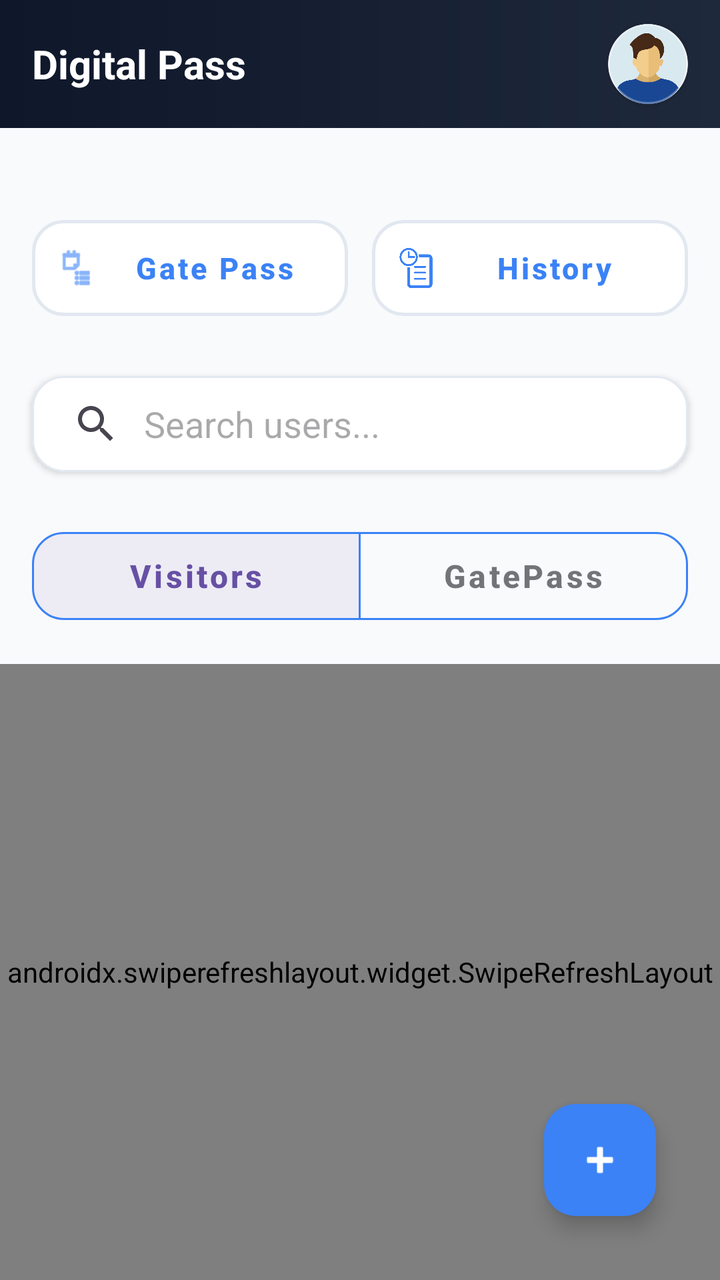
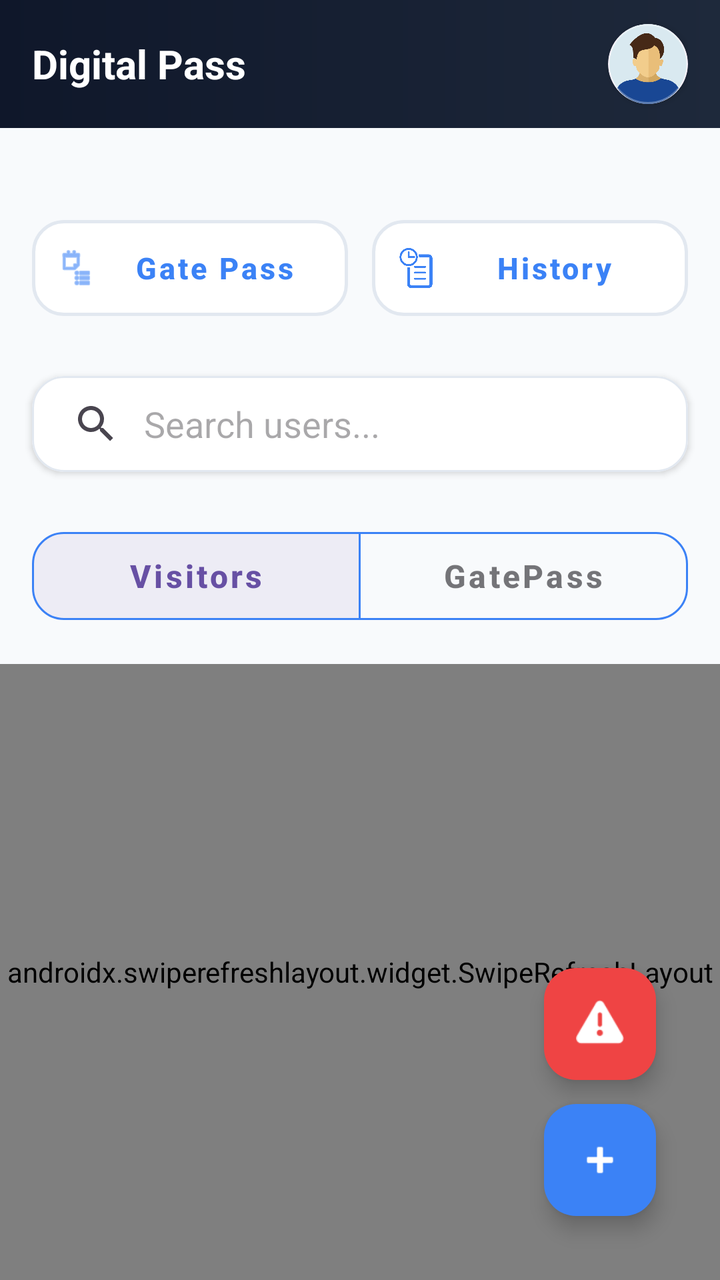

Before-and-after screenshots of an Android layout around one commit, followed by the original layout XML and the change that was made.
<!-- AndroidManifest.xml: application theme Theme.DigitalPass -->
<!-- res/layout/activity_security_guard.xml -->
<?xml version="1.0" encoding="utf-8"?>
<androidx.drawerlayout.widget.DrawerLayout xmlns:android="http://schemas.android.com/apk/res/android"
    xmlns:app="http://schemas.android.com/apk/res-auto"
    xmlns:tools="http://schemas.android.com/tools"
    android:id="@+id/drawerLayout"
    android:layout_width="match_parent"
    android:layout_height="match_parent"
    tools:context=".SecurityGuard">

    <androidx.coordinatorlayout.widget.CoordinatorLayout
        android:id="@+id/main"
        android:layout_width="match_parent"
        android:layout_height="match_parent"
        android:background="#F8FAFC">

        <com.google.android.material.appbar.AppBarLayout
            android:id="@+id/appBarLayout"
            android:layout_width="match_parent"
            android:layout_height="wrap_content"
            android:background="#00000000">

            <com.google.android.material.appbar.MaterialToolbar
                android:id="@+id/toolbar"
                android:layout_width="match_parent"
                android:layout_height="?attr/actionBarSize"
                android:background="@drawable/appbar_gradient_bg"
                android:theme="@style/ThemeOverlay.AppCompat.Dark.ActionBar"
                app:contentInsetStart="16dp"
                app:contentInsetEnd="16dp">

                <RelativeLayout
                    android:layout_width="match_parent"
                    android:layout_height="match_parent">

                    <TextView
                        android:id="@+id/toolbarTitle"
                        android:layout_width="wrap_content"
                        android:layout_height="wrap_content"
                        android:layout_alignParentStart="true"
                        android:layout_centerVertical="true"
                        android:text="Digital Pass"
                        android:textColor="#FFFFFF"
                        android:textSize="20sp"
                        android:textStyle="bold" />

                    <com.google.android.material.card.MaterialCardView
                        android:id="@+id/profileCard"
                        android:layout_width="40dp"
                        android:layout_height="40dp"
                        android:layout_alignParentEnd="true"
                        android:layout_centerVertical="true"
                        app:cardCornerRadius="20dp"
                        app:cardElevation="2dp"
                        app:strokeColor="#4DFFFFFF"
                        app:strokeWidth="1dp">

                        <ImageView
                            android:id="@+id/ProfileImage"
                            android:layout_width="match_parent"
                            android:layout_height="match_parent"
                            android:clickable="true"
                            android:focusable="true"
                            android:foreground="?attr/selectableItemBackground"
                            android:scaleType="centerCrop"
                            android:src="@drawable/user_icon" />
                    </com.google.android.material.card.MaterialCardView>

                </RelativeLayout>

            </com.google.android.material.appbar.MaterialToolbar>

            <LinearLayout
                android:layout_width="match_parent"
                android:layout_height="wrap_content"
                android:orientation="vertical"
                android:paddingBottom="16dp">

                <include
                    android:id="@+id/updateBanner"
                    layout="@layout/updateappview"
                    android:visibility="gone" />

                <LinearLayout
                    android:id="@+id/linearLayout"
                    android:layout_width="match_parent"
                    android:layout_height="wrap_content"
                    android:layout_marginTop="24dp"
                    android:gravity="center"
                    android:orientation="horizontal"
                    android:padding="16dp">

                    <com.google.android.material.button.MaterialButton
                        android:id="@+id/applyGatePassButton"
                        style="@style/Widget.MaterialComponents.Button.TextButton"
                        android:layout_width="0dp"
                        android:layout_height="60dp"
                        android:layout_weight="1"
                        android:backgroundTint="#FFFFFF"
                        android:padding="12dp"
                        android:text="Gate Pass"
                        android:textAllCaps="false"
                        android:textColor="#3B82F6"
                        android:textSize="15sp"
                        android:textStyle="bold"
                        app:cornerRadius="16dp"
                        app:elevation="3dp"
                        app:strokeWidth="1.5dp"
                        app:strokeColor="#E2E8F0"
                        app:rippleColor="#F1F5F9"
                        app:icon="@android:drawable/ic_menu_agenda"
                        app:iconSize="20dp"
                        app:iconTint="#3B82F6" />

                    <com.google.android.material.button.MaterialButton
                        android:id="@+id/historyButton"
                        style="@style/Widget.MaterialComponents.Button.TextButton"
                        android:layout_width="0dp"
                        android:layout_height="60dp"
                        android:layout_weight="1"
                        android:layout_marginStart="12dp"
                        android:backgroundTint="#FFFFFF"
                        android:padding="12dp"
                        android:text="History"
                        android:textAllCaps="false"
                        android:textColor="#3B82F6"
                        android:textSize="15sp"
                        android:textStyle="bold"
                        app:cornerRadius="16dp"
                        app:elevation="3dp"
                        app:strokeWidth="1.5dp"
                        app:strokeColor="#E2E8F0"
                        app:rippleColor="#F1F5F9"
                        app:icon="@drawable/historyimg"
                        app:iconSize="20dp"
                        app:iconTint="#3B82F6" />

                </LinearLayout>

                <com.google.android.material.card.MaterialCardView
                    android:layout_width="match_parent"
                    android:layout_height="wrap_content"
                    android:layout_marginStart="16dp"
                    android:layout_marginTop="8dp"
                    android:layout_marginEnd="16dp"
                    app:cardCornerRadius="16dp"
                    app:cardElevation="2dp"
                    app:strokeColor="#E2E8F0"
                    app:strokeWidth="1dp"
                    app:cardBackgroundColor="#FFFFFF">

                    <SearchView
                        android:id="@+id/search"
                        android:layout_width="match_parent"
                        android:layout_height="wrap_content"
                        android:iconifiedByDefault="false"
                        android:queryBackground="@android:color/transparent"
                        android:queryHint="Search users..." />
                </com.google.android.material.card.MaterialCardView>

                <com.google.android.material.button.MaterialButtonToggleGroup
                    android:id="@+id/toggleGroup"
                    android:layout_width="match_parent"
                    android:layout_height="wrap_content"
                    android:layout_marginStart="16dp"
                    android:layout_marginTop="24dp"
                    android:layout_marginEnd="16dp"
                    app:checkedButton="@id/visitorListButton"
                    app:selectionRequired="true"
                    app:singleSelection="true">

                    <com.google.android.material.button.MaterialButton
                        android:id="@+id/visitorListButton"
                        style="@style/Widget.MaterialComponents.Button.OutlinedButton"
                        android:layout_width="0dp"
                        android:layout_height="56dp"
                        android:layout_weight="1"
                        android:text="Visitors"
                        android:textAllCaps="false"
                        android:textSize="16sp"
                        android:textStyle="bold"
                        app:cornerRadius="16dp"
                        app:strokeColor="#3B82F6"
                        app:rippleColor="#E0F2FE" />

                    <com.google.android.material.button.MaterialButton
                        android:id="@+id/gatePassListButton"
                        style="@style/Widget.MaterialComponents.Button.OutlinedButton"
                        android:layout_width="0dp"
                        android:layout_height="56dp"
                        android:layout_weight="1"
                        android:text="GatePass"
                        android:textAllCaps="false"
                        android:textSize="16sp"
                        android:textStyle="bold"
                        app:cornerRadius="16dp"
                        app:strokeColor="#3B82F6"
                        app:rippleColor="#E0F2FE" />

                </com.google.android.material.button.MaterialButtonToggleGroup>

            </LinearLayout>
        </com.google.android.material.appbar.AppBarLayout>

        <androidx.swiperefreshlayout.widget.SwipeRefreshLayout
            android:id="@+id/swipeRefreshLayout"
            android:layout_width="match_parent"
            android:layout_height="match_parent"
            app:layout_behavior="@string/appbar_scrolling_view_behavior">

            <androidx.recyclerview.widget.RecyclerView
                android:id="@+id/recyclerView"
                android:layout_width="match_parent"
                android:layout_height="match_parent"
                android:clipToPadding="false"
                android:paddingStart="12dp"
                android:paddingEnd="12dp"
                android:paddingTop="16dp"
                android:paddingBottom="80dp"
                app:layoutManager="androidx.recyclerview.widget.LinearLayoutManager"
                tools:listitem="@layout/historyitem" />

        </androidx.swiperefreshlayout.widget.SwipeRefreshLayout>

        <com.google.android.material.floatingactionbutton.FloatingActionButton
            android:id="@+id/enterVisitorButton"
            android:layout_width="wrap_content"
            android:layout_height="wrap_content"
            android:layout_gravity="bottom|end"
            android:layout_margin="32dp"
            android:clickable="true"
            app:backgroundTint="#3B82F6"
            app:tint="#FFFFFF"
            app:elevation="6dp"
            app:srcCompat="@android:drawable/ic_input_add" />


        <com.example.digitalpass.CustomProgressBar
            android:id="@+id/customProgressBar"
            android:layout_width="200dp"
            android:layout_height="200dp"
            android:layout_gravity="center"
            android:visibility="gone" />



    </androidx.coordinatorlayout.widget.CoordinatorLayout>

    
    <include layout="@layout/layout_sidebar" />

</androidx.drawerlayout.widget.DrawerLayout>
<!-- res/layout/updateappview.xml (included above) -->
<?xml version="1.0" encoding="utf-8"?>
<com.google.android.material.card.MaterialCardView xmlns:android="http://schemas.android.com/apk/res/android"
    xmlns:app="http://schemas.android.com/apk/res-auto"
    android:layout_width="match_parent"
    android:layout_height="wrap_content"
    app:cardBackgroundColor="#F1F5F9"
    app:cardCornerRadius="0dp"
    app:cardElevation="2dp"
    app:strokeWidth="0dp">

    <androidx.constraintlayout.widget.ConstraintLayout
        android:layout_width="match_parent"
        android:layout_height="wrap_content"
        android:paddingVertical="12dp"
        android:paddingHorizontal="16dp">

        
        <View
            android:id="@+id/accentLine"
            android:layout_width="4dp"
            android:layout_height="0dp"
            android:background="#052E92"
            app:layout_constraintBottom_toBottomOf="parent"
            app:layout_constraintStart_toStartOf="parent"
            app:layout_constraintTop_toTopOf="parent" />

        <ImageView
            android:id="@+id/updateIcon"
            android:layout_width="22dp"
            android:layout_height="22dp"
            android:layout_marginStart="12dp"
            android:src="@android:drawable/stat_sys_download"
            app:layout_constraintBottom_toBottomOf="parent"
            app:layout_constraintStart_toEndOf="@id/accentLine"
            app:layout_constraintTop_toTopOf="parent"
            app:tint="#052E92" />

        <TextView
            android:id="@+id/textView"
            android:layout_width="0dp"
            android:layout_height="wrap_content"
            android:layout_marginStart="12dp"
            android:layout_marginEnd="8dp"
            android:text="New Update Available"
            android:textColor="#1E293B"
            android:textSize="14sp"
            android:textStyle="bold"
            app:layout_constraintEnd_toStartOf="@id/updateAppButton"
            app:layout_constraintStart_toEndOf="@id/updateIcon"
            app:layout_constraintTop_toTopOf="parent" />

        <TextView
            android:id="@+id/updateDescription"
            android:layout_width="0dp"
            android:layout_height="wrap_content"
            android:text="A new version of Digital Pass is ready."
            android:textColor="#64748B"
            android:textSize="12sp"
            app:layout_constraintBottom_toBottomOf="parent"
            app:layout_constraintEnd_toStartOf="@id/updateAppButton"
            app:layout_constraintStart_toStartOf="@id/textView"
            app:layout_constraintTop_toBottomOf="@id/textView" />

        <com.google.android.material.button.MaterialButton
            android:id="@+id/updateAppButton"
            style="@style/Widget.MaterialComponents.Button.UnelevatedButton"
            android:layout_width="wrap_content"
            android:layout_height="34dp"
            android:backgroundTint="#052E92"
            android:insetTop="0dp"
            android:insetBottom="0dp"
            android:minHeight="0dp"
            android:paddingHorizontal="12dp"
            android:text="Update"
            android:textAllCaps="false"
            android:textColor="#FFFFFF"
            android:textSize="12sp"
            android:textStyle="bold"
            app:cornerRadius="8dp"
            app:layout_constraintBottom_toBottomOf="parent"
            app:layout_constraintEnd_toStartOf="@id/laterButton"
            app:layout_constraintTop_toTopOf="parent" />

        <ImageView
            android:id="@+id/laterButton"
            android:layout_width="28dp"
            android:layout_height="28dp"
            android:layout_marginStart="4dp"
            android:padding="6dp"
            android:src="@android:drawable/ic_menu_close_clear_cancel"
            app:layout_constraintBottom_toBottomOf="parent"
            app:layout_constraintEnd_toEndOf="parent"
            app:layout_constraintTop_toTopOf="parent"
            app:tint="#94A3B8" />

    </androidx.constraintlayout.widget.ConstraintLayout>
</com.google.android.material.card.MaterialCardView>
<!-- res/layout/historyitem.xml (included above) -->
<?xml version="1.0" encoding="utf-8"?>
<com.google.android.material.card.MaterialCardView xmlns:android="http://schemas.android.com/apk/res/android"
    xmlns:app="http://schemas.android.com/apk/res-auto"
    xmlns:tools="http://schemas.android.com/tools"
    android:id="@+id/historyItemCompleteLayout"
    android:layout_width="match_parent"
    android:layout_height="wrap_content"
    android:layout_marginHorizontal="16dp"
    android:layout_marginVertical="6dp"
    android:clickable="true"
    android:focusable="true"
    app:cardCornerRadius="12dp"
    app:cardElevation="1dp"
    app:strokeWidth="0dp">

    <androidx.constraintlayout.widget.ConstraintLayout
        android:layout_width="match_parent"
        android:layout_height="wrap_content"
        android:padding="12dp">

        <com.google.android.material.imageview.ShapeableImageView
            android:id="@+id/memberImage"
            android:layout_width="56dp"
            android:layout_height="56dp"
            android:scaleType="centerCrop"
            android:src="@drawable/user_icon"
            app:layout_constraintBottom_toBottomOf="parent"
            app:layout_constraintStart_toStartOf="parent"
            app:layout_constraintTop_toTopOf="parent"
            app:shapeAppearanceOverlay="@style/CircleImageView" />

        <TextView
            android:id="@+id/memberName"
            android:layout_width="0dp"
            android:layout_height="wrap_content"
            android:layout_marginStart="16dp"
            android:ellipsize="end"
            android:maxLines="1"
            android:text="Member Name"
            android:textAppearance="@style/TextAppearance.Material3.TitleMedium"
            android:textColor="#2D3436"
            app:layout_constraintEnd_toEndOf="parent"
            app:layout_constraintStart_toEndOf="@id/memberImage"
            app:layout_constraintTop_toTopOf="@id/memberImage"
            app:layout_constraintVertical_chainStyle="packed" />

        <TextView
            android:id="@+id/memberRole"
            android:layout_width="0dp"
            android:layout_height="wrap_content"
            android:layout_marginTop="2dp"
            android:text="Member Role"
            android:textAppearance="@style/TextAppearance.Material3.BodyMedium"
            android:textColor="#636E72"
            app:layout_constraintEnd_toEndOf="parent"
            app:layout_constraintStart_toStartOf="@id/memberName"
            app:layout_constraintTop_toBottomOf="@id/memberName" />

    </androidx.constraintlayout.widget.ConstraintLayout>

</com.google.android.material.card.MaterialCardView>
<!-- res/layout/layout_sidebar.xml (included above) -->
<?xml version="1.0" encoding="utf-8"?>
<com.google.android.material.navigation.NavigationView
    xmlns:android="http://schemas.android.com/apk/res/android"
    xmlns:app="http://schemas.android.com/apk/res-auto"
    android:id="@+id/navigationView"
    android:layout_width="wrap_content"
    android:layout_height="match_parent"
    android:layout_gravity="end"
    android:background="#FFFFFF">

    <ScrollView
        android:layout_height="match_parent"
        android:layout_width="match_parent"
        android:layout_gravity="center">
    <RelativeLayout
        android:layout_width="match_parent"
        android:layout_height="match_parent">

        <LinearLayout
            android:layout_width="match_parent"
            android:layout_height="wrap_content"
            android:orientation="vertical"
            android:padding="24dp"
            android:layout_alignParentTop="true">

            <FrameLayout
                android:layout_width="wrap_content"
                android:layout_height="wrap_content"
                android:layout_gravity="center">

                <com.google.android.material.card.MaterialCardView
                    android:layout_width="wrap_content"
                    android:layout_height="wrap_content"
                    app:cardCornerRadius="60dp"
                    app:cardElevation="4dp"
                    app:strokeColor="#052E92"
                    app:strokeWidth="2dp">

                    <ImageView
                        android:id="@+id/navProfileImage"
                        android:layout_width="120dp"
                        android:layout_height="120dp"
                        android:scaleType="centerCrop"
                        android:src="@drawable/user_icon" />
                </com.google.android.material.card.MaterialCardView>

                
                <com.google.android.material.card.MaterialCardView
                    android:id="@+id/editProfilePicLogo"
                    android:layout_width="36dp"
                    android:layout_height="36dp"
                    android:layout_gravity="bottom|end"
                    android:layout_margin="4dp"
                    app:cardCornerRadius="18dp"
                    app:cardElevation="6dp"
                    app:cardBackgroundColor="#052E92">

                    <ImageView
                        android:id="@+id/editProfilePictureLogo"
                        android:layout_width="match_parent"
                        android:layout_height="match_parent"
                        android:padding="8dp"
                        android:src="@android:drawable/ic_menu_camera"
                        app:tint="#FFFFFF" />
                </com.google.android.material.card.MaterialCardView>
            </FrameLayout>

            
            <TextView
                android:id="@+id/profileName"
                android:layout_width="match_parent" android:layout_height="wrap_content"
                android:layout_marginTop="20dp"
                android:gravity="center"
                android:text="Full Name"
                android:textColor="#1A1A1A"
                android:textSize="22sp"
                android:fontFamily="sans-serif-medium" />

            
            <LinearLayout
                android:layout_width="match_parent"
                android:layout_height="wrap_content"
                android:layout_marginTop="24dp"
                android:orientation="vertical">

                
                
                <LinearLayout style="@style/SidebarInfoRow">

                    <ImageView
                        style="@style/SidebarIcon"
                        android:src="@android:drawable/ic_menu_myplaces" />

                    <LinearLayout style="@style/SidebarTextStack">

                        <TextView
                            style="@style/SidebarLabel"
                            android:text="Role" />

                        <TextView
                            android:id="@+id/profileRole"
                            style="@style/SidebarValue"
                            android:text="Student" />
                    </LinearLayout>
                </LinearLayout>

                <LinearLayout style="@style/SidebarInfoRow">

                    <ImageView
                        style="@style/SidebarIcon"
                        android:src="@android:drawable/ic_dialog_email" />

                    <LinearLayout style="@style/SidebarTextStack">

                        <TextView
                            style="@style/SidebarLabel"
                            android:text="Email Address" />

                        <TextView
                            android:id="@+id/profileEmail"
                            style="@style/SidebarValue"
                            android:text="email@example.com" />
                    </LinearLayout>
                </LinearLayout>

                <LinearLayout style="@style/SidebarInfoRow">

                    <ImageView
                        style="@style/SidebarIcon"
                        android:src="@android:drawable/stat_sys_phone_call" />

                    <LinearLayout style="@style/SidebarTextStack">

                        <TextView
                            style="@style/SidebarLabel"
                            android:text="Phone Number" />

                        <TextView
                            android:id="@+id/profilePhone"
                            style="@style/SidebarValue"
                            android:text="+91 9876543210" />
                    </LinearLayout>
                </LinearLayout>

                <LinearLayout style="@style/SidebarInfoRow">

                    <ImageView
                        style="@style/SidebarIcon"
                        android:src="@android:drawable/ic_menu_directions" />

                    <LinearLayout style="@style/SidebarTextStack">

                        <TextView
                            style="@style/SidebarLabel"
                            android:text="Campus &amp; Department" />

                        <TextView
                            android:id="@+id/profileCampus"
                            style="@style/SidebarValue"
                            android:text="Main Campus" />

                        <TextView
                            android:id="@+id/profileDepartment"
                            style="@style/SidebarValue"
                            android:text="Computer Science"
                            android:textSize="13sp" />
                    </LinearLayout>
                </LinearLayout>

                <LinearLayout style="@style/SidebarInfoRow">

                    <ImageView
                        style="@style/SidebarIcon"
                        android:src="@android:drawable/ic_menu_today" />

                    <LinearLayout style="@style/SidebarTextStack">

                        <TextView
                            style="@style/SidebarLabel"
                            android:text="Batch" />

                        <TextView
                            android:id="@+id/profileBatch"
                            style="@style/SidebarValue"
                            android:text="2021-2025" />
                    </LinearLayout>
                </LinearLayout>


                
                <LinearLayout
                    android:id="@+id/studentLayout"
                    android:layout_width="match_parent"
                    android:layout_height="wrap_content"
                    android:orientation="vertical"
                    android:visibility="gone">

                    <View style="@style/SidebarDivider" />

                    
                    <LinearLayout style="@style/SidebarInfoRow">

                        <ImageView
                            style="@style/SidebarIcon"
                            android:src="@android:drawable/ic_menu_info_details" />

                        <LinearLayout style="@style/SidebarTextStack">

                            <TextView
                                style="@style/SidebarLabel"
                                android:text="Student UID" />

                            <TextView
                                android:id="@+id/studentUid"
                                style="@style/SidebarValue"
                                android:text="21BCS101" />
                        </LinearLayout>
                    </LinearLayout>


                    
                    <LinearLayout style="@style/SidebarInfoRow">

                        <ImageView
                            style="@style/SidebarIcon"
                            android:src="@android:drawable/ic_menu_agenda" />

                        <LinearLayout style="@style/SidebarTextStack">

                            <TextView
                                style="@style/SidebarLabel"
                                android:text="Guardian Details" />

                            <TextView
                                android:id="@+id/fatherName"
                                style="@style/SidebarValue"
                                android:text="Father Name" />

                            <TextView
                                android:id="@+id/fatherPhone"
                                style="@style/SidebarValue"
                                android:text="Guardian Phone"
                                android:textSize="13sp" />
                        </LinearLayout>
                    </LinearLayout>
                </LinearLayout>

            </LinearLayout>

            <View
                android:layout_width="match_parent"
                android:layout_height="1dp"
                android:layout_marginTop="32dp"
                android:layout_marginBottom="25dp"
                android:background="#EEEEEE" />
        </LinearLayout>

        <com.google.android.material.button.MaterialButton
            android:id="@+id/logoutButton"
            style="@style/Widget.MaterialComponents.Button.TextButton"
            android:layout_width="match_parent"
            android:layout_height="wrap_content"
            android:layout_alignParentBottom="true"
            android:layout_margin="24dp"
            android:text="Logout"
            android:textAllCaps="false"
            android:textColor="#D32F2F"
            app:icon="@android:drawable/ic_lock_power_off"
            app:iconTint="#D32F2F" />
    </RelativeLayout>
    </ScrollView>
</com.google.android.material.navigation.NavigationView>
<!-- resources referenced by this layout -->
<resources>
  <!-- drawable appbar_gradient_bg (drawable) -->
  <?xml version="1.0" encoding="utf-8"?>
  <shape xmlns:android="http://schemas.android.com/apk/res/android"
      android:shape="rectangle">
      <gradient
          android:startColor="#0F172A"
          android:endColor="#1E293B"
          android:angle="0"
          android:type="linear" />
  </shape>
  <!-- drawable historyimg: png bitmap (drawable, 12372 bytes) -->
  <!-- drawable user_icon: png bitmap (drawable, 5769 bytes) -->
  <style name="CircleImageView">
          <item name="cornerSize">50%</item>
      </style>
  <style name="SidebarDivider">
          <item name="android:layout_width">match_parent</item>
          <item name="android:layout_height">1dp</item>
          <item name="android:background">#EEEEEE</item>
          <item name="android:layout_marginVertical">12dp</item>
      </style>
  <style name="SidebarIcon">
          <item name="android:layout_width">22dp</item>
          <item name="android:layout_height">22dp</item>
          <item name="android:layout_marginEnd">16dp</item>
          <item name="tint">#052E92</item> 
      </style>
  <style name="SidebarInfoRow">
          <item name="android:layout_width">match_parent</item>
          <item name="android:layout_height">wrap_content</item>
          <item name="android:orientation">horizontal</item>
          <item name="android:paddingVertical">10dp</item>
          <item name="android:gravity">center_vertical</item>
      </style>
  <style name="SidebarLabel">
          <item name="android:layout_width">wrap_content</item>
          <item name="android:layout_height">wrap_content</item>
          <item name="android:textColor">#757575</item>
          <item name="android:textSize">12sp</item>
          <item name="android:textAllCaps">true</item>
      </style>
  <style name="SidebarTextStack">
          <item name="android:layout_width">match_parent</item>
          <item name="android:layout_height">wrap_content</item>
          <item name="android:orientation">vertical</item>
      </style>
  <style name="SidebarValue">
          <item name="android:layout_width">wrap_content</item>
          <item name="android:layout_height">wrap_content</item>
          <item name="android:textColor">#212121</item>
          <item name="android:textSize">15sp</item>
      </style>
  <style name="Theme.DigitalPass" parent="Base.Theme.DigitalPass" />
  <style name="Base.Theme.DigitalPass" parent="Theme.Material3.Light.NoActionBar">
          
          
      </style>
</resources>

<!-- the commit's change to res/layout/activity_security_guard.xml (unified diff, before → after) -->
@@ -222,6 +222,19 @@
         </androidx.swiperefreshlayout.widget.SwipeRefreshLayout>
 
         <com.google.android.material.floatingactionbutton.FloatingActionButton
+            android:id="@+id/reportFloatingButton"
+            android:layout_width="wrap_content"
+            android:layout_height="wrap_content"
+            android:layout_gravity="bottom|end"
+            android:layout_marginEnd="32dp"
+            android:layout_marginBottom="100dp"
+            android:clickable="true"
+            app:backgroundTint="#EF4444"
+            app:elevation="6dp"
+            app:srcCompat="@android:drawable/ic_dialog_alert"
+            app:tint="#FFFFFF" />
+
+        <com.google.android.material.floatingactionbutton.FloatingActionButton
             android:id="@+id/enterVisitorButton"
             android:layout_width="wrap_content"
             android:layout_height="wrap_content"
@@ -359,6 +372,7 @@
     android:layout_marginVertical="6dp"
     android:clickable="true"
     android:focusable="true"
+    android:visibility="visible"
     app:cardCornerRadius="12dp"
     app:cardElevation="1dp"
     app:strokeWidth="0dp">
@@ -405,6 +419,18 @@
             app:layout_constraintEnd_toEndOf="parent"
             app:layout_constraintStart_toStartOf="@id/memberName"
             app:layout_constraintTop_toBottomOf="@id/memberName" />
+
+        <TextView
+            android:id="@+id/applyDateTime"
+            android:layout_width="0dp"
+            android:layout_height="wrap_content"
+            android:text="Date time"
+            android:textAppearance="@style/TextAppearance.Material3.BodyMedium"
+            android:textColor="#636E72"
+            android:visibility="gone"
+            app:layout_constraintEnd_toEndOf="parent"
+            app:layout_constraintStart_toStartOf="@id/memberName"
+            app:layout_constraintTop_toBottomOf="@+id/memberRole" />
 
     </androidx.constraintlayout.widget.ConstraintLayout>
 
